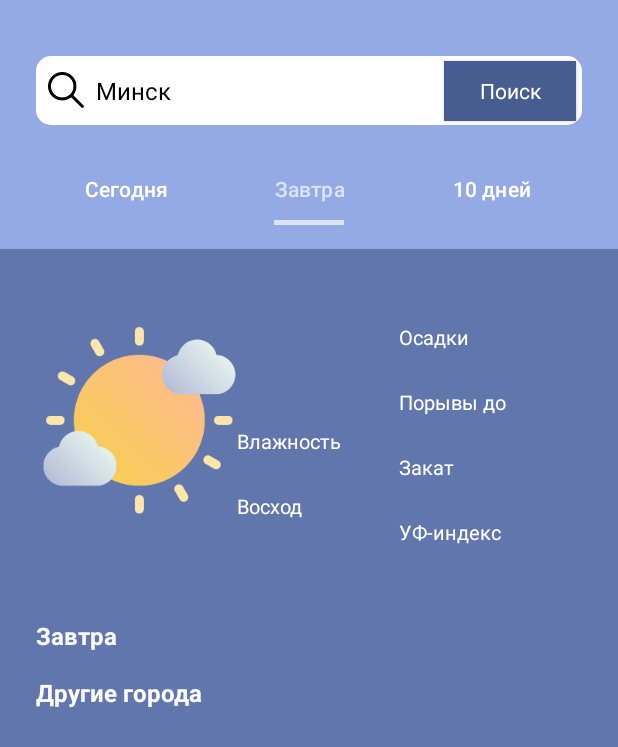
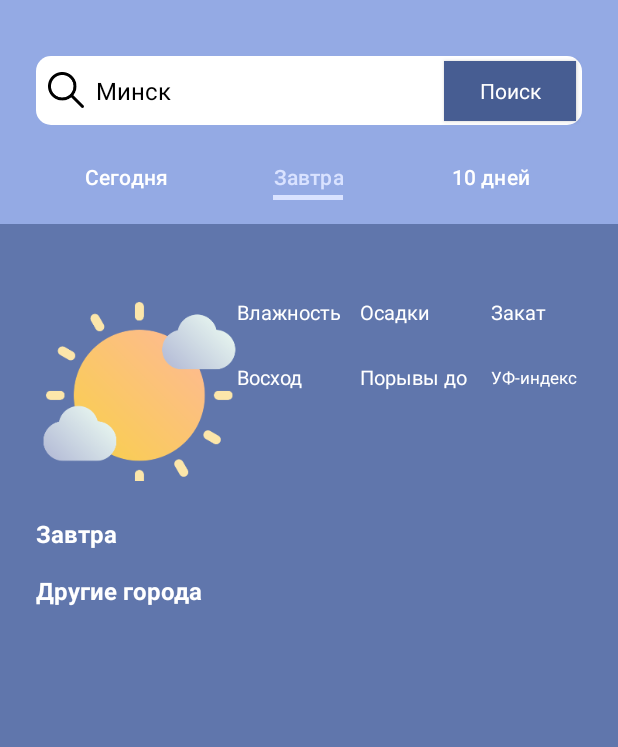
Before and after one commit to Alex2004c/WeatherApp, an Android app: the screen it shows after launch (MainActivity), tab 2 chosen, on a phone screen of 412 x 824 dp. Shown: the top 747 px of the screen. Run offline under Robolectric (Android 15) with nearby library versions, the phone set to English and light mode, and no system bars; libraries missing offline, so code that uses them is left out: com.ismaeldivita.chipnavigation; pictures from the network do not load; 3 statements that could not run were skipped.

Commit message:
design preend

```diff
--- a/app/src/main/res/layout/activity_main.xml
+++ b/app/src/main/res/layout/activity_main.xml
@@ -100,8 +100,8 @@
 
             <com.google.android.material.tabs.TabLayout
                 android:id="@+id/tabLayout"
-                android:layout_width="match_parent"
-                android:layout_height="wrap_content"
+                android:layout_width="363dp"
+                android:layout_height="31dp"
                 android:layout_marginStart="24dp"
                 android:layout_marginEnd="24dp"
                 android:alpha="1"
--- a/app/src/main/res/layout/fragment_today.xml
+++ b/app/src/main/res/layout/fragment_today.xml
@@ -26,7 +26,9 @@
                 android:textColor="@color/white"
                 android:textSize="18sp"
                 android:textStyle="bold"
-                tools:text="Минск" />
+                tools:text="Минск"
+                android:layout_marginLeft="21dp"
+                android:layout_marginStart="21dp" />/>
 
             <TextView
                 android:id="@+id/tvLastUpdated"
@@ -35,7 +37,9 @@
                 android:textColor="@color/white"
                 android:textSize="18sp"
                 android:textStyle="bold"
-                tools:text="2025-05-10 13:03" />
+                tools:text="2025-05-10 13:03"
+                android:layout_marginLeft="21dp"
+                android:layout_marginStart="21dp" />/>
 
             <androidx.constraintlayout.widget.ConstraintLayout
                 android:layout_width="match_parent"
@@ -77,7 +81,9 @@
                 android:textColor="@color/white"
                 android:textSize="18sp"
                 android:textStyle="bold"
-                tools:text="Облачно" />
+                tools:text="Облачно"
+                android:layout_marginLeft="22dp"
+                android:layout_marginStart="22dp" />
 
             <LinearLayout
                 android:layout_width="wrap_content"
@@ -89,7 +95,9 @@
                     android:layout_height="wrap_content"
                     android:text="Ощущается как:"
                     android:textColor="@color/white"
-                    android:textSize="18sp" />
+                    android:textSize="18sp"
+                    android:layout_marginLeft="22dp"
+                    android:layout_marginStart="22dp" />
 
 
                 <TextView
@@ -99,7 +107,9 @@
                     android:textColor="@color/white"
                     android:textSize="18sp"
                     android:textStyle="bold"
-                    tools:text="0°C" />
+                    tools:text="0°C"
+                    android:layout_marginLeft="3dp"
+                    android:layout_marginStart="3dp"/>
 
             </LinearLayout>
 
@@ -107,7 +117,8 @@
                 android:layout_width="match_parent"
                 android:layout_height="93dp"
                 android:layout_marginStart="24dp"
-                android:layout_marginEnd="24dp">
+                android:layout_marginEnd="24dp"
+                android:layout_marginTop="20dp">
 
                 <!-- android:layout_height="0" --><!----><!----><!----><!----><!----><!---->
 
@@ -260,7 +271,8 @@
                 android:clipToPadding="false"
                 android:nestedScrollingEnabled="false"
                 android:paddingStart="16dp"
-                android:paddingEnd="16dp" />
+                android:paddingEnd="16dp"
+                android:layout_marginLeft="8dp" />
 
             <LinearLayout
                 android:layout_width="match_parent"
--- a/app/src/main/res/layout/fragment_tomorrow.xml
+++ b/app/src/main/res/layout/fragment_tomorrow.xml
@@ -26,7 +26,8 @@
                 android:textColor="@color/white"
                 android:textSize="18sp"
                 android:textStyle="bold"
-                tools:text="Облачно" />
+                tools:text="Облачно" android:layout_marginLeft="21dp"
+                android:layout_marginStart="21dp"/>
 
             <TextView
                 android:id="@+id/tvDate"
@@ -35,24 +36,75 @@
                 android:textColor="@color/white"
                 android:textSize="18sp"
                 android:textStyle="bold"
-                tools:text="понедельник, 12  мая" />
+                tools:text="понедельник, 12  мая" android:layout_marginLeft="21dp"
+                android:layout_marginStart="21dp"/>
 
             <androidx.constraintlayout.widget.ConstraintLayout
-                android:layout_width="match_parent"
-                android:layout_height="wrap_content"
+                android:layout_width="386dp"
+                android:layout_height="122dp"
                 android:layout_marginStart="24dp"
                 android:layout_marginEnd="24dp">
 
                 <LinearLayout
-                    android:id="@+id/linearLayout4"
-                    android:layout_width="108dp"
-                    android:layout_height="104dp"
+                    android:layout_width="82dp"
+                    android:layout_height="116dp"
                     android:orientation="vertical"
-                    app:layout_constraintBottom_toBottomOf="parent"
-                    app:layout_constraintStart_toEndOf="@+id/imageViewMain">
+                    app:layout_constraintStart_toEndOf="@id/linearLayout3"
+                    app:layout_constraintTop_toTopOf="parent">
 
                     <TextView
                         android:layout_width="match_parent"
+                        android:layout_height="wrap_content"
+                        android:layout_marginStart="16dp"
+                        android:layout_marginLeft="16dp"
+                        android:text="Закат"
+                        android:textColor="@color/white"
+                        android:textSize="13sp" />
+
+                    <TextView
+                        android:id="@+id/tvSunset"
+                        android:layout_width="match_parent"
+                        android:layout_height="wrap_content"
+                        android:layout_marginStart="16dp"
+                        android:layout_marginLeft="16dp"
+                        android:textColor="@color/white"
+                        android:textSize="18sp"
+                        android:textStyle="bold"
+                        tools:text="24:00" />
+
+                    <TextView
+                        android:layout_width="match_parent"
+                        android:layout_height="wrap_content"
+                        android:layout_marginStart="16dp"
+                        android:layout_marginLeft="16dp"
+                        android:layout_marginTop="2dp"
+                        android:text="УФ-индекс"
+                        android:textColor="@color/white"
+                        android:textSize="11sp" />
+
+                    <TextView
+                        android:id="@+id/tvUV"
+                        android:layout_width="38dp"
+                        android:layout_height="wrap_content"
+                        android:layout_marginStart="16dp"
+                        android:layout_marginLeft="16dp"
+                        android:layout_marginTop="1dp"
+                        android:textColor="@color/white"
+                        android:textSize="18sp"
+                        android:textStyle="bold"
+                        tools:text="0" />
+                </LinearLayout>
+
+                <LinearLayout
+                    android:id="@+id/linearLayout4"
+                    android:layout_width="82dp"
+                    android:layout_height="84dp"
+                    android:orientation="vertical"
+                    app:layout_constraintStart_toEndOf="@id/imageViewMain"
+                    app:layout_constraintTop_toTopOf="parent">
+
+                    <TextView
+                        android:layout_width="84dp"
                         android:layout_height="wrap_content"
                         android:text="Влажность"
                         android:textColor="@color/white"
@@ -85,6 +137,7 @@
                 </LinearLayout>
 
                 <!-- android:layout_height="0" --><!----><!----><!----><!----><!----><!---->
+
                 <ImageView
                     android:id="@+id/imageViewMain"
                     android:layout_width="130dp"
@@ -96,29 +149,12 @@
                     app:srcCompat="@drawable/sunny" />
 
                 <LinearLayout
+                    android:id="@+id/linearLayout3"
                     android:layout_width="wrap_content"
                     android:layout_height="wrap_content"
                     android:orientation="vertical"
-                    app:layout_constraintBottom_toBottomOf="parent"
-                    app:layout_constraintStart_toEndOf="@+id/linearLayout4">
-
-                    <LinearLayout
-                        android:layout_width="wrap_content"
-                        android:layout_height="0dp"
-                        android:layout_weight="0.1"
-                        android:orientation="vertical" />
-
-                    <LinearLayout
-                        android:layout_width="wrap_content"
-                        android:layout_height="0dp"
-                        android:layout_weight="0.1"
-                        android:orientation="vertical" />
-
-                    <LinearLayout
-                        android:layout_width="wrap_content"
-                        android:layout_height="0dp"
-                        android:layout_weight="0.1"
-                        android:orientation="vertical">
+                    app:layout_constraintStart_toEndOf="@id/linearLayout4"
+                    app:layout_constraintTop_toTopOf="parent">
 
                     <TextView
                         android:layout_width="match_parent"
@@ -136,15 +172,6 @@
                         android:textStyle="bold"
                         tools:text="0%" />
 
-                    </LinearLayout>
-
-
-                    <LinearLayout
-                        android:layout_width="wrap_content"
-                        android:layout_height="0dp"
-                        android:layout_weight="0.1"
-                        android:orientation="vertical">
-
                     <TextView
                         android:layout_width="match_parent"
                         android:layout_height="wrap_content"
@@ -160,57 +187,6 @@
                         android:textSize="18sp"
                         android:textStyle="bold"
                         tools:text="0 км/ч" />
-
-                    </LinearLayout>
-
-
-                    <LinearLayout
-                        android:layout_width="wrap_content"
-                        android:layout_height="0dp"
-                        android:layout_weight="0.1"
-                        android:orientation="vertical">
-
-                        <TextView
-                            android:layout_width="match_parent"
-                            android:layout_height="wrap_content"
-                            android:text="Закат"
-                            android:textColor="@color/white"
-                            android:textSize="13sp" />
-
-                        <TextView
-                            android:id="@+id/tvSunset"
-                            android:layout_width="match_parent"
-                            android:layout_height="wrap_content"
-                            android:textColor="@color/white"
-                            android:textSize="18sp"
-                            android:textStyle="bold"
-                            tools:text="24:00" />
-
-                    </LinearLayout>
-
-                    <LinearLayout
-                        android:layout_width="wrap_content"
-                        android:layout_height="0dp"
-                        android:layout_weight="0.1"
-                        android:orientation="vertical">
-
-                        <TextView
-                            android:layout_width="match_parent"
-                            android:layout_height="wrap_content"
-                            android:text="УФ-индекс"
-                            android:textColor="@color/white"
-                            android:textSize="13sp" />
-
-                        <TextView
-                            android:id="@+id/tvUV"
-                            android:layout_width="match_parent"
-                            android:layout_height="wrap_content"
-                            android:textColor="@color/white"
-                            android:textSize="18sp"
-                            android:textStyle="bold"
-                            tools:text="0" />
-
-                    </LinearLayout>
                 </LinearLayout>
 
             </androidx.constraintlayout.widget.ConstraintLayout>
@@ -233,7 +209,9 @@
                 android:clipToPadding="false"
                 android:nestedScrollingEnabled="false"
                 android:paddingStart="16dp"
-                android:paddingEnd="16dp" />
+                android:paddingEnd="16dp"
+                android:layout_marginLeft="7dp"
+                android:layout_marginStart="7dp"/>
 
             <LinearLayout
                 android:layout_width="match_parent"
```
Lines whose indentation alone changed are shown as unchanged.
